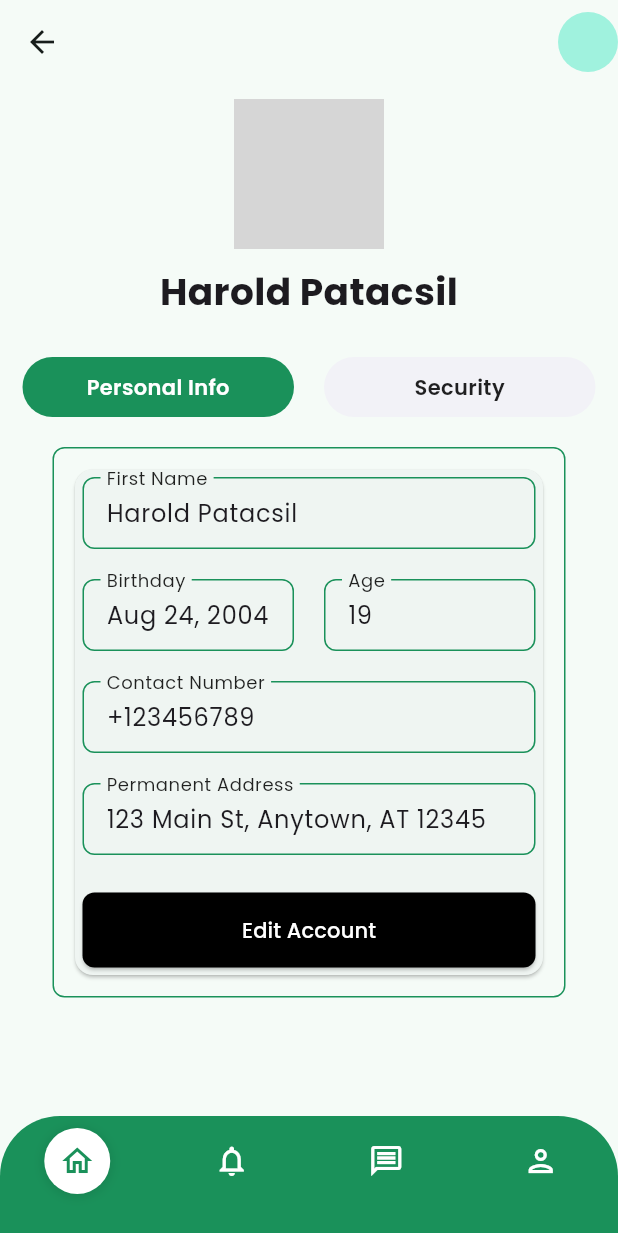
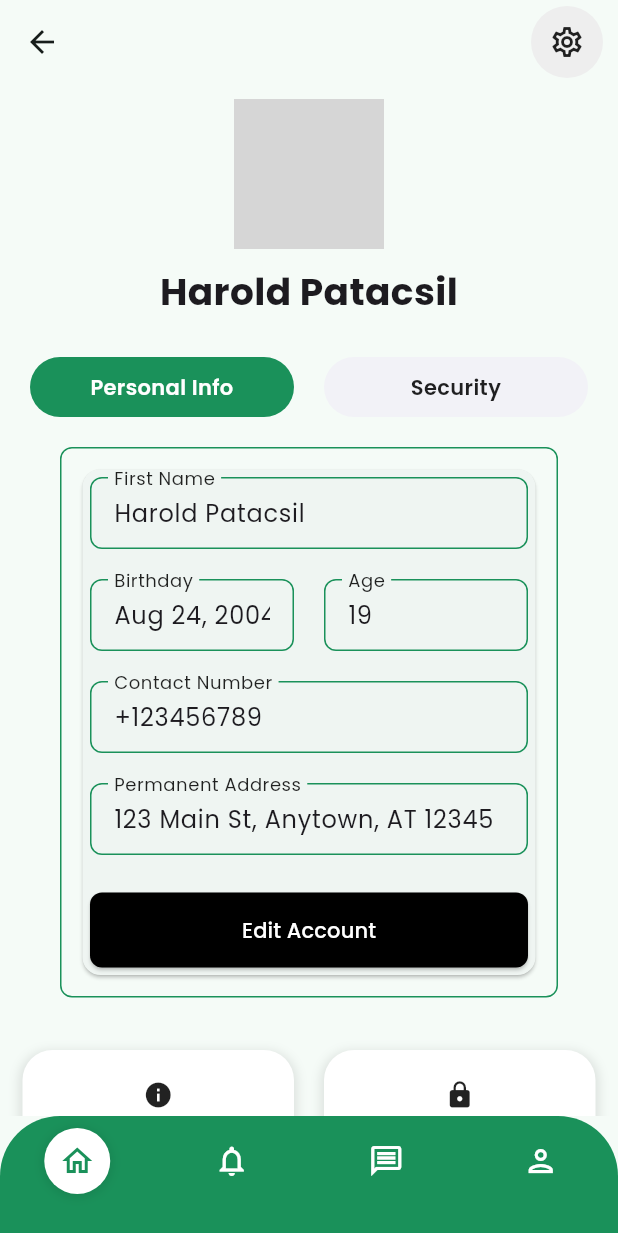
Before and after one commit to yskooo/snt_innovatives, a Flutter app: the UserProfilePage screen opened directly, on a phone screen of 412 x 824 dp. Shown: the top 1233 px of the screen. Run offline on Flutter 3.47's test engine with Material 3 defaults, Android fonts, the phone set to English and light mode, and no system bars; our stand-ins replace device_preview, flutter_svg, google_fonts, supabase_flutter; accounts and stored records are empty; network calls fail; grey boxes are pictures that could not be loaded.

Commit message:
ui: bg image + icons

```diff
--- a/lib/pages/user_profile_page.dart
+++ b/lib/pages/user_profile_page.dart
@@ -43,8 +43,16 @@ class _UserProfilePageState extends State<UserProfilePage> {
                 MaterialPageRoute(builder: (context) => const UserProfilePage()),
               );
             },
-            child: const CircleAvatar(
-              // backgroundImage: NetworkImage(currentUser.profilePictureUrl),
+            child: Padding(
+              padding: const EdgeInsets.symmetric(horizontal: 10), // Adjust horizontal padding as needed
+              child: CircleAvatar(
+                radius: 24, // Adjust the size of the CircleAvatar as needed
+                backgroundColor: Colors.grey[200], // A light background color
+                child: const Icon(
+                  Icons.settings_outlined, // The outlined settings icon
+                  color: Colors.black87, // Icon color
+                ),
+              ),
             ),
           ),
         ],
@@ -59,8 +67,8 @@ class _UserProfilePageState extends State<UserProfilePage> {
                 mainAxisAlignment: MainAxisAlignment.center,
                 children: [
                   const CircleAvatar(
+                    backgroundImage: NetworkImage('https://scontent.fmnl8-1.fna.fbcdn.net/v/t39.30808-6/370519707_1026008071923134_6003760270648124061_n.jpg?_nc_cat=108&ccb=1-7&_nc_sid=5f2048&_nc_ohc=V_tmg2OwmTkAX_jqe2T&_nc_ht=scontent.fmnl8-1.fna&oh=00_AfDMp2cGWDKyobu09C4nUKwzc9u6_hX3KDAHtGK0s4q9Yg&oe=65F3E29E'),
                     radius: 50,
-                    backgroundImage: NetworkImage('https://scontent.fmnl8-1.fna.fbcdn.net/v/t39.30808-6/370519707_1026008071923134_6003760270648124061_n.jpg?_nc_cat=108&ccb=1-7&_nc_sid=5f2048&_nc_ohc=V_tmg2OwmTkAX_jqe2T&_nc_ht=scontent.fmnl8-1.fna&oh=00_AfDMp2cGWDKyobu09C4nUKwzc9u6_hX3KDAHtGK0s4q9Yg&oe=65F3E29E'), // Placeholder image URL
                   ),
                   const SizedBox(height: 10.0),
                   Text(
@@ -74,8 +82,8 @@ class _UserProfilePageState extends State<UserProfilePage> {
                   ),
                   Padding(
                     padding: const EdgeInsets.only(
-                      left: 5.0,
-                      right: 5.0,
+                      left: 10.0,
+                      right: 10.0,
                       top: 5.0,
                       bottom: 15.0,
                     ),
@@ -157,8 +165,8 @@ class _UserProfilePageState extends State<UserProfilePage> {
                     padding: const EdgeInsets.only(
                       left: 5.0,
                       right: 5.0,
-                      top: 200.0,
-                      bottom: 0,
+                      top: 0,
+                      bottom: 10.0,
                     ),
                     child: Row(
                       mainAxisAlignment: MainAxisAlignment.spaceBetween,
```
